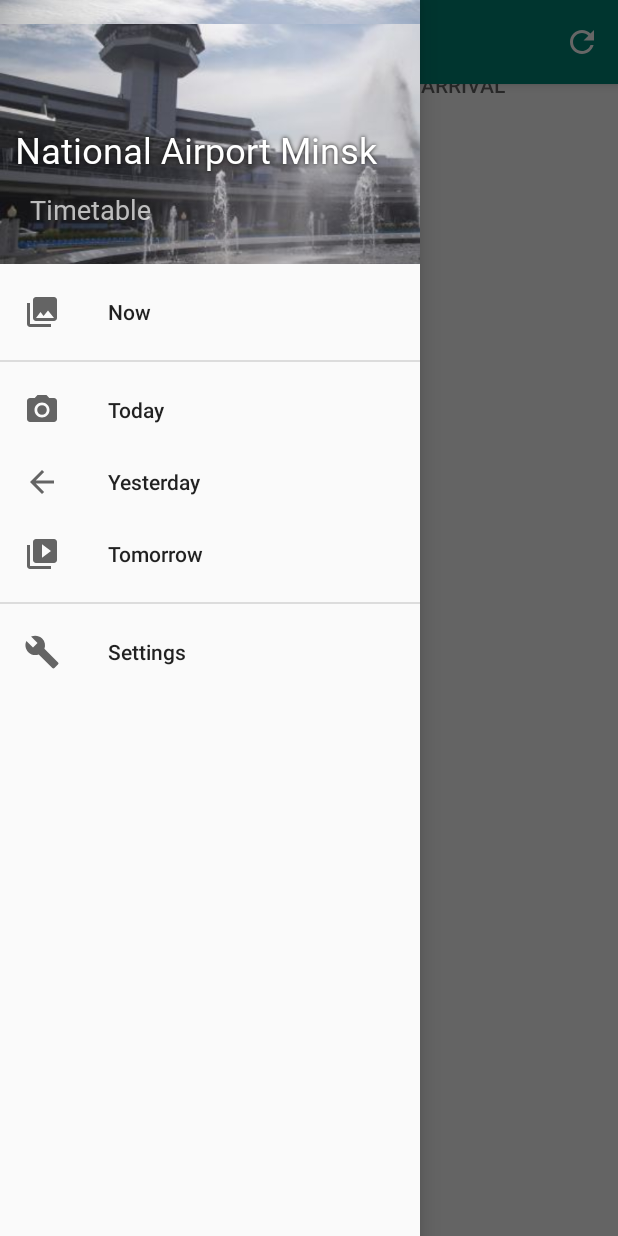
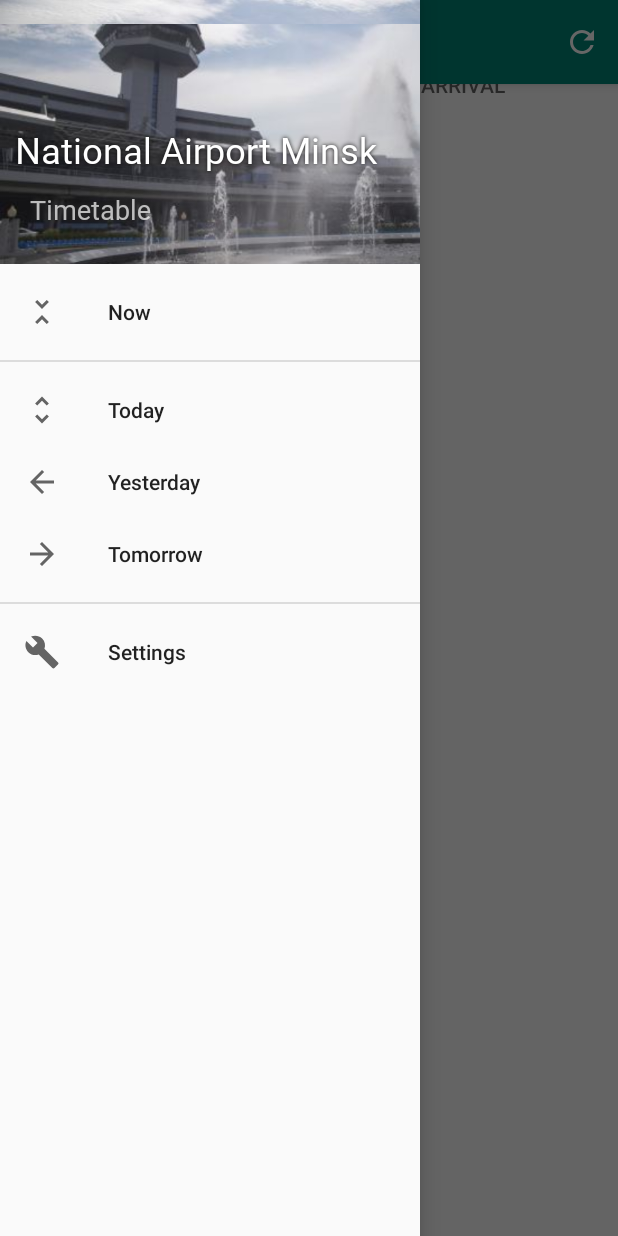
Before and after one commit to dsipakou/airport-20, an Android app: the screen it shows after launch (MainActivity), with the side drawer open, on a phone screen of 412 x 824 dp. Run offline under Robolectric (Android 15) with nearby library versions, the phone set to English and light mode, and no system bars; our stand-ins replace Firebase (no records; nobody signed in at launch, a user with empty details on screens opened directly), navigation-ui.

Commit message:
Add icons for drawer

```diff
--- /dev/null
+++ b/app/src/main/res/drawable/ic_now_black_24dp.xml
@@ -0,0 +1,9 @@
+<vector xmlns:android="http://schemas.android.com/apk/res/android"
+        android:width="24dp"
+        android:height="24dp"
+        android:viewportWidth="24.0"
+        android:viewportHeight="24.0">
+    <path
+        android:fillColor="#FF000000"
+        android:pathData="M7.41,18.59L8.83,20 12,16.83 15.17,20l1.41,-1.41L12,14l-4.59,4.59zM16.59,5.41L15.17,4 12,7.17 8.83,4 7.41,5.41 12,10l4.59,-4.59z"/>
+</vector>
--- /dev/null
+++ b/app/src/main/res/drawable/ic_today_black_24dp.xml
@@ -0,0 +1,9 @@
+<vector xmlns:android="http://schemas.android.com/apk/res/android"
+        android:width="24dp"
+        android:height="24dp"
+        android:viewportWidth="24.0"
+        android:viewportHeight="24.0">
+    <path
+        android:fillColor="#FF000000"
+        android:pathData="M12,5.83L15.17,9l1.41,-1.41L12,3 7.41,7.59 8.83,9 12,5.83zM12,18.17L8.83,15l-1.41,1.41L12,21l4.59,-4.59L15.17,15 12,18.17z"/>
+</vector>
--- a/app/src/main/res/menu/activity_main_drawer.xml
+++ b/app/src/main/res/menu/activity_main_drawer.xml
@@ -5,19 +5,19 @@
     <group android:id="@+id/now_group"
            android:checkableBehavior="single">
         <item android:id="@+id/now_timetable"
-              android:icon="@drawable/ic_menu_gallery"
+              android:icon="@drawable/ic_now_black_24dp"
               android:title="@string/now"/>
     </group>
     <group android:id="@+id/today_group"
            android:checkableBehavior="single">
         <item android:id="@+id/today_timetable"
-              android:icon="@drawable/ic_menu_camera"
+              android:icon="@drawable/ic_today_black_24dp"
               android:title="@string/today"/>
         <item android:id="@+id/yesterday_timetable"
               android:icon="@drawable/ic_arrow_back_black_24dp"
               android:title="@string/yesterday"/>
         <item android:id="@+id/tomorrow_timetable"
-              android:icon="@drawable/ic_menu_slideshow"
+              android:icon="@drawable/ic_arrow_forward_black_24dp"
               android:title="@string/tomorrow"/>
     </group>
     <group android:id="@+id/settings_group">
```
